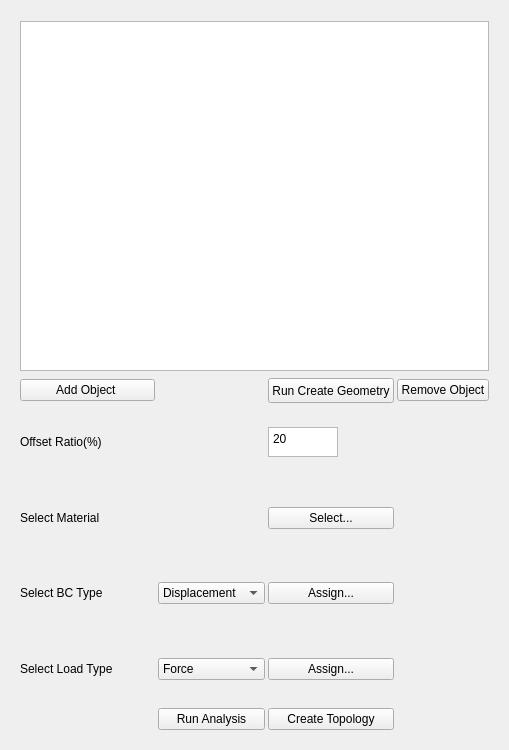
Old version of the form fembygen/ui/createGeo.ui in the repository V-ulkan/FEMbyGEN.
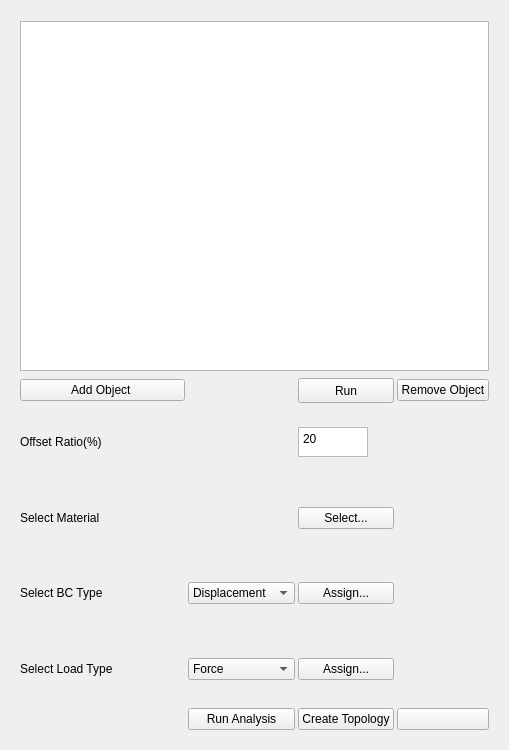
New version of the form.

Patch:
```diff
--- a/fembygen/ui/createGeo.ui
+++ b/fembygen/ui/createGeo.ui
@@ -201,6 +201,16 @@
            </size>
           </property>
           <property name="text">
+
+           <string>Run</string>
+          </property>
+         </widget>
+        </item>
+        <item row="6" column="3">
+         <widget class="QPushButton" name="ok">
+          <property name="text">
+           <string>Ok</string>
+
            <string>Run Create Geometry</string>
 
           </property>
```
Left out of the diff: 8 changed lines with no effect on the pictures.
